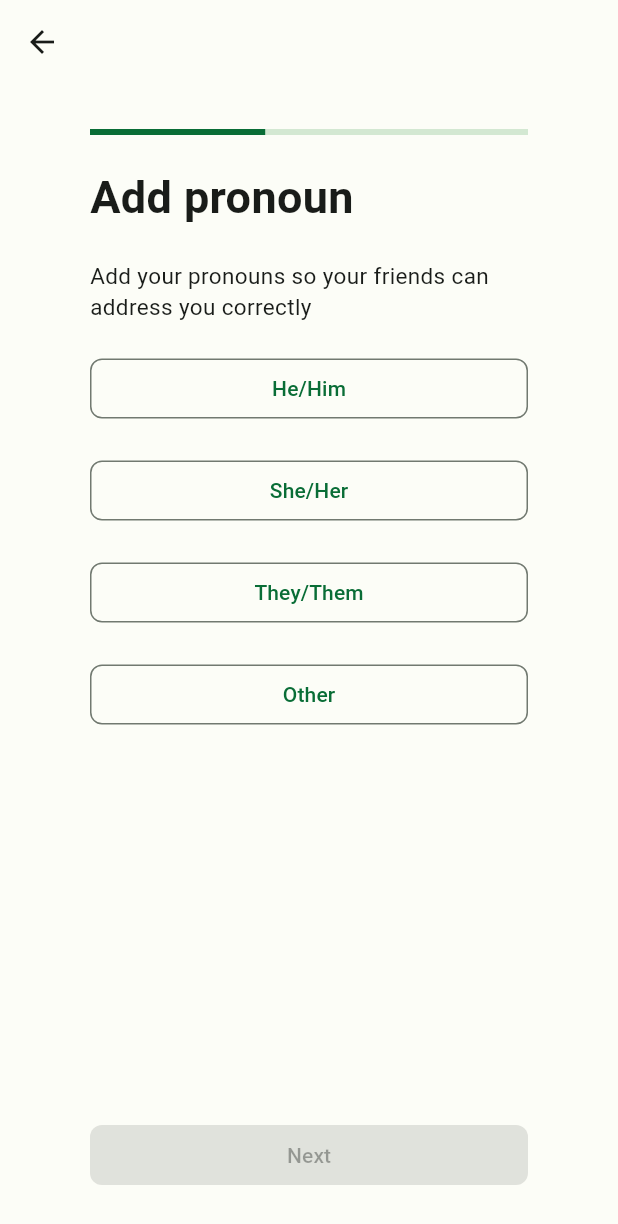
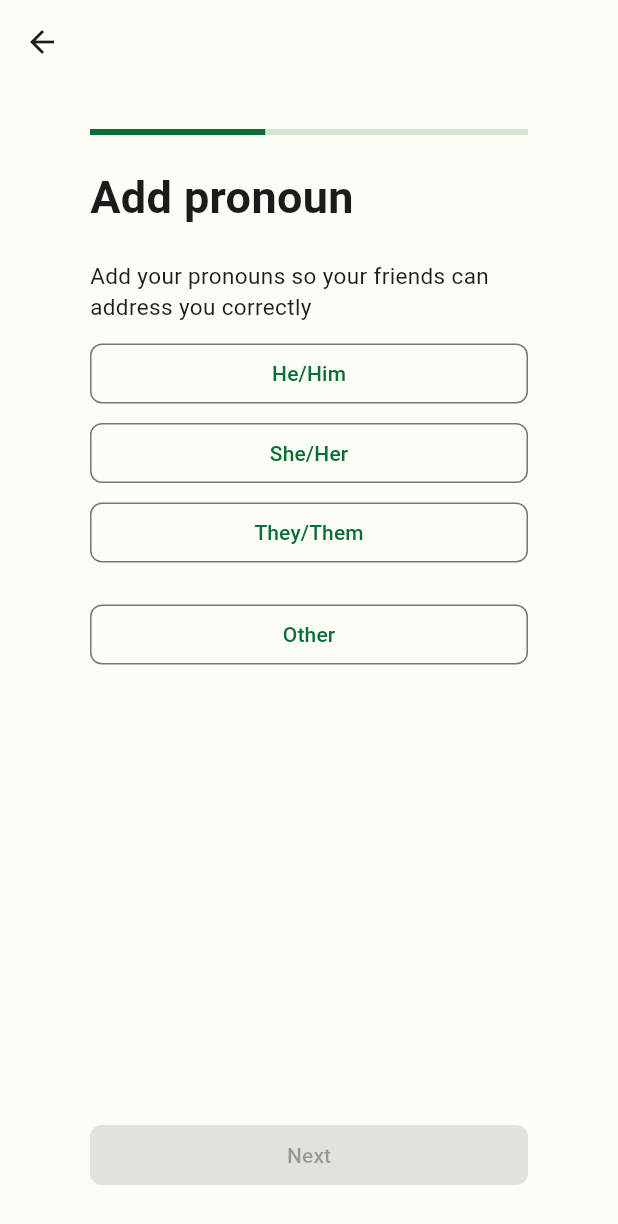
Before and after one commit to CherylZ4/LifeLens, a Flutter app: the PronounScreen screen opened directly, on a phone screen of 412 x 824 dp. Shown: the top 1224 px of the screen. Run offline on Flutter 3.47's test engine with Material 3 defaults, Android fonts, the light colour scheme and no system bars.

Commit message:
Fixing some layouts

```diff
--- a/frontend/lib/states/pronounscreen.dart
+++ b/frontend/lib/states/pronounscreen.dart
@@ -72,7 +72,7 @@ class _PronounScreenState extends State<PronounScreen>
                 style: TextStyle(fontSize: 15),
               ),
               const SizedBox(
-                height: 20,
+                height: 10,
               ),
               SizedBox(
                 width: double.maxFinite,
@@ -97,7 +97,7 @@ class _PronounScreenState extends State<PronounScreen>
                 ),
               ),
               const SizedBox(
-                height: 20,
+                height: 5,
               ),
               SizedBox(
                 width: double.maxFinite,
@@ -122,7 +122,7 @@ class _PronounScreenState extends State<PronounScreen>
                 ),
               ),
               const SizedBox(
-                height: 20,
+                height: 5,
               ),
               SizedBox(
                 width: double.maxFinite,
@@ -172,7 +172,16 @@ class _PronounScreenState extends State<PronounScreen>
                 ),
               ),
               isOther
-                  ? TextField(
+                  ? Column(
+                      children: <Widget>[
+                        const SizedBox(
+                          height: 20,
+                        ),
+                        TextField(
+                          decoration: const InputDecoration(
+                            border: OutlineInputBorder(),
+                            labelText: 'Pronouns',
+                          ),
                           controller: _controller,
                           onChanged: (value) {
                             setState(() {
@@ -180,6 +189,8 @@ class _PronounScreenState extends State<PronounScreen>
                               print(pronoun);
                             });
                           },
+                        )
+                      ],
                     )
                   : Container(),
               const Spacer(),
```
Lines whose indentation alone changed are shown as unchanged.
